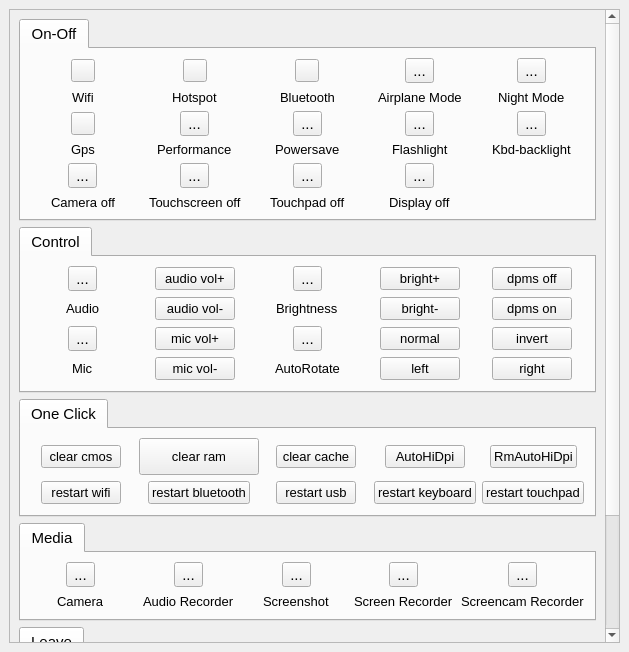
First picture: the form in qwikaccess.ui, repository bollustrado/qwikaccess, before the edit.
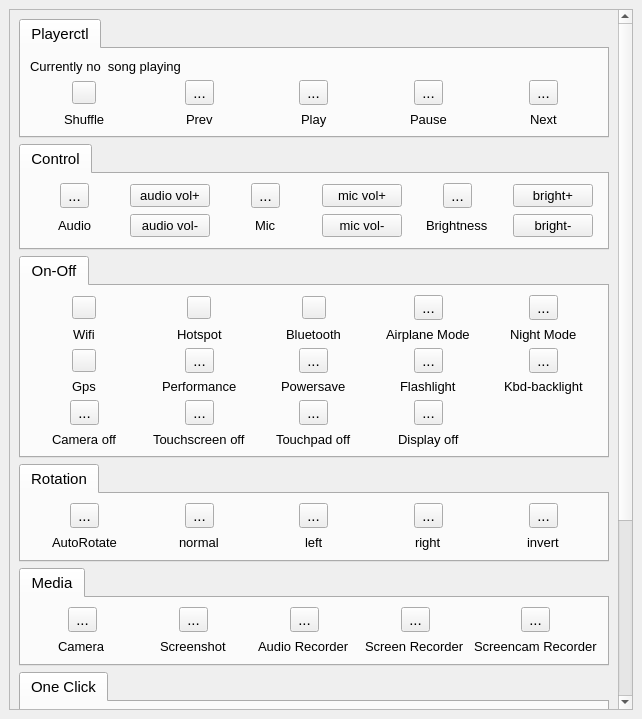
Second picture: the form after the edit. Icons and pictures are not drawn.

Diff of the .ui file:
```diff
--- a/qwikaccess.ui
+++ b/qwikaccess.ui
@@ -6,8 +6,8 @@
    <rect>
     <x>0</x>
     <y>0</y>
-    <width>629</width>
-    <height>652</height>
+    <width>642</width>
+    <height>719</height>
    </rect>
   </property>
   <property name="font">
@@ -29,13 +29,13 @@
        <property name="geometry">
         <rect>
          <x>0</x>
-         <y>-308</y>
-         <width>609</width>
-         <height>940</height>
+         <y>0</y>
+         <width>622</width>
+         <height>1120</height>
         </rect>
        </property>
        <layout class="QGridLayout" name="gridLayout_2">
-        <item row="0" column="0" rowspan="2" colspan="2">
+        <item row="2" column="0">
          <widget class="QTabWidget" name="tabWidget_onoff">
           <property name="currentIndex">
            <number>0</number>
@@ -470,279 +470,139 @@
           </widget>
          </widget>
         </item>
-        <item row="2" column="0" colspan="2">
-         <widget class="QTabWidget" name="tabWidget_control">
+        <item row="0" column="0">
+         <widget class="QTabWidget" name="tabWidget_playerctl">
           <property name="currentIndex">
            <number>0</number>
           </property>
-          <widget class="QWidget" name="tab_control">
+          <widget class="QWidget" name="tab_2">
            <attribute name="title">
-            <string>Control</string>
+            <string>Playerctl</string>
            </attribute>
-           <layout class="QGridLayout" name="gridLayout_4">
-            <item row="0" column="0" alignment="Qt::AlignHCenter">
-             <widget class="QToolButton" name="toolButton_audiomute">
-              <property name="toolTip">
-               <string>&lt;html&gt;&lt;head/&gt;&lt;body&gt;&lt;p&gt;click to mute audio&lt;/p&gt;&lt;/body&gt;&lt;/html&gt;</string>
-              </property>
-              <property name="text">
-               <string>...</string>
-              </property>
-              <property name="icon">
-               <iconset theme="audio-on">
-                <normaloff>.</normaloff>.</iconset>
-              </property>
-              <property name="checkable">
-               <bool>true</bool>
-              </property>
-             </widget>
-            </item>
-            <item row="0" column="1" alignment="Qt::AlignHCenter">
-             <widget class="QPushButton" name="pushButton_audiovolup">
+           <layout class="QGridLayout" name="gridLayout_8">
+            <item row="0" column="0" colspan="5">
+             <widget class="QLabel" name="title">
               <property name="font">
                <font>
                 <pointsize>10</pointsize>
                </font>
               </property>
               <property name="text">
-               <string>audio vol+</string>
-              </property>
-             </widget>
-            </item>
-            <item row="0" column="2" alignment="Qt::AlignHCenter">
-             <widget class="QToolButton" name="toolButton_brightness">
-              <property name="toolTip">
-               <string>&lt;html&gt;&lt;head/&gt;&lt;body&gt;&lt;p&gt;clicking will change brighness to dim(50%) and full(100%)&lt;/p&gt;&lt;/body&gt;&lt;/html&gt;</string>
-              </property>
-              <property name="text">
-               <string>...</string>
-              </property>
-              <property name="icon">
-               <iconset theme="contrast">
-                <normaloff>.</normaloff>.</iconset>
-              </property>
-              <property name="checkable">
-               <bool>true</bool>
-              </property>
-             </widget>
-            </item>
-            <item row="0" column="3" alignment="Qt::AlignHCenter">
-             <widget class="QPushButton" name="pushButton_brightup">
-              <property name="font">
-               <font>
-                <pointsize>10</pointsize>
-               </font>
-              </property>
-              <property name="text">
-               <string>bright+</string>
-              </property>
-             </widget>
-            </item>
-            <item row="0" column="4" alignment="Qt::AlignHCenter">
-             <widget class="QPushButton" name="pushButton_dpmsoff">
-              <property name="font">
-               <font>
-                <pointsize>10</pointsize>
-               </font>
-              </property>
-              <property name="text">
-               <string>dpms off</string>
+               <string>Currently no  song playing</string>
               </property>
              </widget>
             </item>
             <item row="1" column="0" alignment="Qt::AlignHCenter">
-             <widget class="QLabel" name="audiomute">
-              <property name="font">
-               <font>
-                <pointsize>10</pointsize>
-                <weight>50</weight>
-                <bold>false</bold>
-               </font>
+             <widget class="QToolButton" name="toolButton_shuffle">
+              <property name="icon">
+               <iconset theme="media-playlist-shuffle"/>
               </property>
-              <property name="text">
-               <string>Audio</string>
+              <property name="checkable">
+               <bool>true</bool>
               </property>
              </widget>
             </item>
             <item row="1" column="1" alignment="Qt::AlignHCenter">
-             <widget class="QPushButton" name="pushButton_audiovoldown">
-              <property name="font">
-               <font>
-                <pointsize>10</pointsize>
-               </font>
+             <widget class="QToolButton" name="toolButton_prev">
+              <property name="text">
+               <string>...</string>
               </property>
+              <property name="icon">
+               <iconset theme="media-skip-backward">
+                <normaloff>.</normaloff>.</iconset>
+              </property>
+             </widget>
+            </item>
+            <item row="1" column="2" alignment="Qt::AlignHCenter">
+             <widget class="QToolButton" name="toolButton_play">
               <property name="text">
-               <string>audio vol-</string>
+               <string>...</string>
+              </property>
+              <property name="icon">
+               <iconset theme="media-playback-start">
+                <normaloff>.</normaloff>.</iconset>
               </property>
              </widget>
             </item>
             <item row="1" column="3" alignment="Qt::AlignHCenter">
-             <widget class="QPushButton" name="pushButton_brightdown">
-              <property name="font">
-               <font>
-                <pointsize>10</pointsize>
-               </font>
-              </property>
+             <widget class="QToolButton" name="toolButton_pause">
               <property name="text">
-               <string>bright-</string>
+               <string>...</string>
+              </property>
+              <property name="icon">
+               <iconset theme="media-playback-pause">
+                <normaloff>.</normaloff>.</iconset>
               </property>
              </widget>
             </item>
             <item row="1" column="4" alignment="Qt::AlignHCenter">
-             <widget class="QPushButton" name="pushButton_dpmson">
-              <property name="font">
-               <font>
-                <pointsize>10</pointsize>
-               </font>
-              </property>
+             <widget class="QToolButton" name="toolButton_next">
               <property name="text">
-               <string>dpms on</string>
+               <string>...</string>
+              </property>
+              <property name="icon">
+               <iconset theme="media-skip-forward">
+                <normaloff>.</normaloff>.</iconset>
               </property>
              </widget>
             </item>
             <item row="2" column="0" alignment="Qt::AlignHCenter">
-             <widget class="QToolButton" name="toolButton_micmute">
-              <property name="toolTip">
-               <string>&lt;html&gt;&lt;head/&gt;&lt;body&gt;&lt;p&gt;click to mute mic&lt;/p&gt;&lt;/body&gt;&lt;/html&gt;</string>
+             <widget class="QLabel" name="stop">
+              <property name="font">
+               <font>
+                <pointsize>10</pointsize>
+               </font>
               </property>
               <property name="text">
-               <string>...</string>
-              </property>
-              <property name="icon">
-               <iconset theme="mic-on">
-                <normaloff>.</normaloff>.</iconset>
-              </property>
-              <property name="checkable">
-               <bool>true</bool>
+               <string>Shuffle</string>
               </property>
              </widget>
             </item>
             <item row="2" column="1" alignment="Qt::AlignHCenter">
-             <widget class="QPushButton" name="pushButton_micvolup">
+             <widget class="QLabel" name="prev">
               <property name="font">
                <font>
                 <pointsize>10</pointsize>
                </font>
               </property>
               <property name="text">
-               <string>mic vol+</string>
+               <string>Prev</string>
               </property>
              </widget>
             </item>
             <item row="2" column="2" alignment="Qt::AlignHCenter">
-             <widget class="QToolButton" name="toolButton_rotate">
-              <property name="toolTip">
-               <string>&lt;html&gt;&lt;head/&gt;&lt;body&gt;&lt;p&gt;enable/disable autorotate&lt;/p&gt;&lt;/body&gt;&lt;/html&gt;</string>
+             <widget class="QLabel" name="play">
+              <property name="font">
+               <font>
+                <pointsize>10</pointsize>
+               </font>
               </property>
               <property name="text">
-               <string>...</string>
-              </property>
-              <property name="icon">
-               <iconset theme="transform-rotate">
-                <normaloff>.</normaloff>.</iconset>
-              </property>
-              <property name="checkable">
-               <bool>true</bool>
+               <string>Play</string>
               </property>
              </widget>
             </item>
             <item row="2" column="3" alignment="Qt::AlignHCenter">
-             <widget class="QPushButton" name="pushButton_rotatenormal">
+             <widget class="QLabel" name="pause">
               <property name="font">
                <font>
                 <pointsize>10</pointsize>
                </font>
               </property>
               <property name="text">
-               <string>normal</string>
+               <string>Pause</string>
               </property>
              </widget>
             </item>
             <item row="2" column="4" alignment="Qt::AlignHCenter">
-             <widget class="QPushButton" name="pushButton_rotateinvert">
+             <widget class="QLabel" name="next">
               <property name="font">
                <font>
                 <pointsize>10</pointsize>
                </font>
               </property>
               <property name="text">
-               <string>invert</string>
-              </property>
-             </widget>
-            </item>
-            <item row="3" column="0" alignment="Qt::AlignHCenter">
-             <widget class="QLabel" name="micmute">
-              <property name="font">
-               <font>
-                <pointsize>10</pointsize>
-                <weight>50</weight>
-                <bold>false</bold>
-               </font>
-              </property>
-              <property name="text">
-               <string>Mic</string>
-              </property>
-             </widget>
-            </item>
-            <item row="3" column="1" alignment="Qt::AlignHCenter">
-             <widget class="QPushButton" name="pushButton_micvoldown">
-              <property name="font">
-               <font>
-                <pointsize>10</pointsize>
-               </font>
-              </property>
-              <property name="text">
-               <string>mic vol-</string>
-              </property>
-             </widget>
-            </item>
-            <item row="3" column="2" alignment="Qt::AlignHCenter">
-             <widget class="QLabel" name="rotate">
-              <property name="font">
-               <font>
-                <pointsize>10</pointsize>
-                <weight>50</weight>
-                <bold>false</bold>
-               </font>
-              </property>
-              <property name="text">
-               <string>AutoRotate</string>
-              </property>
-             </widget>
-            </item>
-            <item row="3" column="3" alignment="Qt::AlignHCenter">
-             <widget class="QPushButton" name="pushButton_rotateleft">
-              <property name="font">
-               <font>
-                <pointsize>10</pointsize>
-               </font>
-              </property>
-              <property name="text">
-               <string>left</string>
-              </property>
-             </widget>
-            </item>
-            <item row="3" column="4" alignment="Qt::AlignHCenter">
-             <widget class="QPushButton" name="pushButton_rotateright">
-              <property name="font">
-               <font>
-                <pointsize>10</pointsize>
-               </font>
-              </property>
-              <property name="text">
-               <string>right</string>
-              </property>
-             </widget>
-            </item>
-            <item row="1" column="2" alignment="Qt::AlignHCenter">
-             <widget class="QLabel" name="brightness">
-              <property name="font">
-               <font>
-                <pointsize>10</pointsize>
-               </font>
-              </property>
-              <property name="text">
-               <string>Brightness</string>
+               <string>Next</string>
               </property>
              </widget>
             </item>
@@ -750,7 +610,7 @@
           </widget>
          </widget>
         </item>
-        <item row="3" column="0" colspan="2">
+        <item row="9" column="0">
          <widget class="QTabWidget" name="tabWidget_oneclick">
           <property name="currentIndex">
            <number>0</number>
@@ -914,7 +774,7 @@
           </widget>
          </widget>
         </item>
-        <item row="4" column="0" colspan="2">
+        <item row="5" column="0">
          <widget class="QTabWidget" name="tabWidget_media">
           <property name="currentIndex">
            <number>0</number>
@@ -924,7 +784,7 @@
             <string>Media</string>
            </attribute>
            <layout class="QGridLayout" name="gridLayout_3">
-            <item row="2" column="2" alignment="Qt::AlignHCenter">
+            <item row="6" column="1" alignment="Qt::AlignHCenter">
              <widget class="QLabel" name="screenshot">
               <property name="font">
                <font>
@@ -938,21 +798,21 @@
               </property>
              </widget>
             </item>
-            <item row="2" column="4" alignment="Qt::AlignHCenter">
-             <widget class="QLabel" name="screencam">
-              <property name="font">
-               <font>
-                <pointsize>10</pointsize>
-                <weight>50</weight>
-                <bold>false</bold>
-               </font>
-              </property>
+            <item row="5" column="1" alignment="Qt::AlignHCenter">
+             <widget class="QToolButton" name="toolButton_screenshot">
               <property name="text">
-               <string>Screencam Recorder</string>
+               <string>...</string>
+              </property>
+              <property name="icon">
+               <iconset theme="edit-cut">
+                <normaloff>.</normaloff>.</iconset>
+              </property>
+              <property name="checkable">
+               <bool>false</bool>
               </property>
              </widget>
             </item>
-            <item row="2" column="3" alignment="Qt::AlignHCenter">
+            <item row="6" column="3" alignment="Qt::AlignHCenter">
              <widget class="QLabel" name="screenrecorder">
               <property name="font">
                <font>
@@ -966,7 +826,21 @@
               </property>
              </widget>
             </item>
-            <item row="0" column="3" alignment="Qt::AlignHCenter">
+            <item row="5" column="4" alignment="Qt::AlignHCenter">
+             <widget class="QToolButton" name="toolButton_screencam">
+              <property name="text">
+               <string>...</string>
+              </property>
+              <property name="icon">
+               <iconset theme="camera-web">
+                <normaloff>.</normaloff>.</iconset>
+              </property>
+              <property name="checkable">
+               <bool>true</bool>
+              </property>
+             </widget>
+            </item>
+            <item row="5" column="3" alignment="Qt::AlignHCenter">
              <widget class="QToolButton" name="toolButton_screenrecorder">
               <property name="text">
                <string>...</string>
@@ -980,21 +854,7 @@
               </property>
              </widget>
             </item>
-            <item row="2" column="0" alignment="Qt::AlignHCenter">
-             <widget class="QLabel" name="camera">
-              <property name="font">
-               <font>
-                <pointsize>10</pointsize>
-                <weight>50</weight>
-                <bold>false</bold>
-               </font>
-              </property>
-              <property name="text">
-               <string>Camera</string>
-              </property>
-             </widget>
-            </item>
-            <item row="0" column="1" alignment="Qt::AlignHCenter">
+            <item row="5" column="2" alignment="Qt::AlignHCenter">
              <widget class="QToolButton" name="toolButton_audiorecorder">
               <property name="text">
                <string>...</string>
@@ -1008,21 +868,7 @@
               </property>
              </widget>
             </item>
-            <item row="0" column="4" alignment="Qt::AlignHCenter">
-             <widget class="QToolButton" name="toolButton_screencam">
-              <property name="text">
-               <string>...</string>
-              </property>
-              <property name="icon">
-               <iconset theme="camera-web">
-                <normaloff>.</normaloff>.</iconset>
-              </property>
-              <property name="checkable">
-               <bool>true</bool>
-              </property>
-             </widget>
-            </item>
-            <item row="0" column="0" alignment="Qt::AlignHCenter">
+            <item row="5" column="0" alignment="Qt::AlignHCenter">
              <widget class="QToolButton" name="toolButton_camera">
               <property name="text">
                <string>...</string>
@@ -1036,7 +882,7 @@
               </property>
              </widget>
             </item>
-            <item row="2" column="1" alignment="Qt::AlignHCenter">
+            <item row="6" column="2" alignment="Qt::AlignHCenter">
              <widget class="QLabel" name="audiorecorder">
               <property name="font">
                <font>
@@ -1050,17 +896,31 @@
               </property>
              </widget>
             </item>
-            <item row="0" column="2" alignment="Qt::AlignHCenter">
-             <widget class="QToolButton" name="toolButton_screenshot">
+            <item row="6" column="0" alignment="Qt::AlignHCenter">
+             <widget class="QLabel" name="camera">
+              <property name="font">
+               <font>
+                <pointsize>10</pointsize>
+                <weight>50</weight>
+                <bold>false</bold>
+               </font>
+              </property>
               <property name="text">
-               <string>...</string>
+               <string>Camera</string>
               </property>
-              <property name="icon">
-               <iconset theme="edit-cut">
-                <normaloff>.</normaloff>.</iconset>
+             </widget>
+            </item>
+            <item row="6" column="4" alignment="Qt::AlignHCenter">
+             <widget class="QLabel" name="screencam">
+              <property name="font">
+               <font>
+                <pointsize>10</pointsize>
+                <weight>50</weight>
+                <bold>false</bold>
+               </font>
               </property>
-              <property name="checkable">
-               <bool>false</bool>
+              <property name="text">
+               <string>Screencam Recorder</string>
               </property>
              </widget>
             </item>
@@ -1068,7 +928,7 @@
           </widget>
          </widget>
         </item>
-        <item row="5" column="0" colspan="2">
+        <item row="11" column="0">
          <widget class="QTabWidget" name="tabWidget_leave">
           <property name="currentIndex">
            <number>0</number>
@@ -1305,6 +1165,310 @@
           </widget>
          </widget>
         </item>
+        <item row="1" column="0">
+         <widget class="QTabWidget" name="tabWidget_control">
+          <property name="currentIndex">
+           <number>0</number>
+          </property>
+          <widget class="QWidget" name="tab_control">
+           <attribute name="title">
+            <string>Control</string>
+           </attribute>
+           <layout class="QGridLayout" name="gridLayout_4">
+            <item row="3" column="4" alignment="Qt::AlignHCenter">
+             <widget class="QLabel" name="micmute">
+              <property name="font">
+               <font>
+                <pointsize>10</pointsize>
+                <weight>50</weight>
+                <bold>false</bold>
+               </font>
+              </property>
+              <property name="text">
+               <string>Mic</string>
+              </property>
+             </widget>
+            </item>
+            <item row="2" column="4" alignment="Qt::AlignHCenter">
+             <widget class="QToolButton" name="toolButton_micmute">
+              <property name="toolTip">
+               <string>&lt;html&gt;&lt;head/&gt;&lt;body&gt;&lt;p&gt;click to mute mic&lt;/p&gt;&lt;/body&gt;&lt;/html&gt;</string>
+              </property>
+              <property name="text">
+               <string>...</string>
+              </property>
+              <property name="icon">
+               <iconset theme="mic-on">
+                <normaloff>.</normaloff>.</iconset>
+              </property>
+              <property name="checkable">
+               <bool>true</bool>
+              </property>
+             </widget>
+            </item>
+            <item row="2" column="5" alignment="Qt::AlignHCenter">
+             <widget class="QPushButton" name="pushButton_micvolup">
+              <property name="font">
+               <font>
+                <pointsize>10</pointsize>
+               </font>
+              </property>
+              <property name="text">
+               <string>mic vol+</string>
+              </property>
+             </widget>
+            </item>
+            <item row="2" column="3" alignment="Qt::AlignHCenter">
+             <widget class="QPushButton" name="pushButton_audiovolup">
+              <property name="font">
+               <font>
+                <pointsize>10</pointsize>
+               </font>
+              </property>
+              <property name="text">
+               <string>audio vol+</string>
+              </property>
+             </widget>
+            </item>
+            <item row="3" column="3" alignment="Qt::AlignHCenter">
+             <widget class="QPushButton" name="pushButton_audiovoldown">
+              <property name="font">
+               <font>
+                <pointsize>10</pointsize>
+               </font>
+              </property>
+              <property name="text">
+               <string>audio vol-</string>
+              </property>
+             </widget>
+            </item>
+            <item row="2" column="2" alignment="Qt::AlignHCenter">
+             <widget class="QToolButton" name="toolButton_audiomute">
+              <property name="toolTip">
+               <string>&lt;html&gt;&lt;head/&gt;&lt;body&gt;&lt;p&gt;click to mute audio&lt;/p&gt;&lt;/body&gt;&lt;/html&gt;</string>
+              </property>
+              <property name="text">
+               <string>...</string>
+              </property>
+              <property name="icon">
+               <iconset theme="audio-on">
+                <normaloff>.</normaloff>.</iconset>
+              </property>
+              <property name="checkable">
+               <bool>true</bool>
+              </property>
+             </widget>
+            </item>
+            <item row="3" column="6" alignment="Qt::AlignHCenter">
+             <widget class="QLabel" name="brightness">
+              <property name="font">
+               <font>
+                <pointsize>10</pointsize>
+               </font>
+              </property>
+              <property name="text">
+               <string>Brightness</string>
+              </property>
+             </widget>
+            </item>
+            <item row="3" column="2" alignment="Qt::AlignHCenter">
+             <widget class="QLabel" name="audiomute">
+              <property name="font">
+               <font>
+                <pointsize>10</pointsize>
+                <weight>50</weight>
+                <bold>false</bold>
+               </font>
+              </property>
+              <property name="text">
+               <string>Audio</string>
+              </property>
+             </widget>
+            </item>
+            <item row="3" column="5" alignment="Qt::AlignHCenter">
+             <widget class="QPushButton" name="pushButton_micvoldown">
+              <property name="font">
+               <font>
+                <pointsize>10</pointsize>
+               </font>
+              </property>
+              <property name="text">
+               <string>mic vol-</string>
+              </property>
+             </widget>
+            </item>
+            <item row="2" column="6" alignment="Qt::AlignHCenter">
+             <widget class="QToolButton" name="toolButton_brightness">
+              <property name="toolTip">
+               <string>&lt;html&gt;&lt;head/&gt;&lt;body&gt;&lt;p&gt;clicking will change brighness to dim(50%) and full(100%)&lt;/p&gt;&lt;/body&gt;&lt;/html&gt;</string>
+              </property>
+              <property name="text">
+               <string>...</string>
+              </property>
+              <property name="icon">
+               <iconset theme="contrast">
+                <normaloff>.</normaloff>.</iconset>
+              </property>
+              <property name="checkable">
+               <bool>true</bool>
+              </property>
+             </widget>
+            </item>
+            <item row="2" column="7" alignment="Qt::AlignHCenter">
+             <widget class="QPushButton" name="pushButton_brightup">
+              <property name="font">
+               <font>
+                <pointsize>10</pointsize>
+               </font>
+              </property>
+              <property name="text">
+               <string>bright+</string>
+              </property>
+             </widget>
+            </item>
+            <item row="3" column="7" alignment="Qt::AlignHCenter">
+             <widget class="QPushButton" name="pushButton_brightdown">
+              <property name="font">
+               <font>
+                <pointsize>10</pointsize>
+               </font>
+              </property>
+              <property name="text">
+               <string>bright-</string>
+              </property>
+             </widget>
+            </item>
+           </layout>
+          </widget>
+         </widget>
+        </item>
+        <item row="3" column="0">
+         <widget class="QTabWidget" name="tabwidget_rotation">
+          <property name="currentIndex">
+           <number>0</number>
+          </property>
+          <widget class="QWidget" name="tab">
+           <attribute name="title">
+            <string>Rotation</string>
+           </attribute>
+           <layout class="QGridLayout" name="gridLayout_7">
+            <item row="1" column="6" alignment="Qt::AlignHCenter">
+             <widget class="QLabel" name="invert">
+              <property name="font">
+               <font>
+                <pointsize>10</pointsize>
+               </font>
+              </property>
+              <property name="text">
+               <string>invert</string>
+              </property>
+             </widget>
+            </item>
+            <item row="0" column="5" alignment="Qt::AlignHCenter">
+             <widget class="QToolButton" name="toolButton_rotateright">
+              <property name="text">
+               <string>...</string>
+              </property>
+              <property name="icon">
+               <iconset theme="object-rotate-right"/>
+              </property>
+             </widget>
+            </item>
+            <item row="1" column="0" alignment="Qt::AlignHCenter">
+             <widget class="QLabel" name="autorotate">
+              <property name="font">
+               <font>
+                <pointsize>10</pointsize>
+               </font>
+              </property>
+              <property name="text">
+               <string>AutoRotate</string>
+              </property>
+             </widget>
+            </item>
+            <item row="1" column="2" alignment="Qt::AlignHCenter">
+             <widget class="QLabel" name="left">
+              <property name="font">
+               <font>
+                <pointsize>10</pointsize>
+               </font>
+              </property>
+              <property name="text">
+               <string>left</string>
+              </property>
+             </widget>
+            </item>
+            <item row="0" column="2" alignment="Qt::AlignHCenter">
+             <widget class="QToolButton" name="toolButton_rotateleft">
+              <property name="text">
+               <string>...</string>
+              </property>
+              <property name="icon">
+               <iconset theme="object-rotate-left"/>
+              </property>
+             </widget>
+            </item>
+            <item row="1" column="5" alignment="Qt::AlignHCenter">
+             <widget class="QLabel" name="right">
+              <property name="font">
+               <font>
+                <pointsize>10</pointsize>
+               </font>
+              </property>
+              <property name="text">
+               <string>right</string>
+              </property>
+             </widget>
+            </item>
+            <item row="0" column="0" alignment="Qt::AlignHCenter">
+             <widget class="QToolButton" name="toolButton_autorotate">
+              <property name="text">
+               <string>...</string>
+              </property>
+              <property name="icon">
+               <iconset theme="image-rotate-symbolic"/>
+              </property>
+              <property name="checkable">
+               <bool>true</bool>
+              </property>
+             </widget>
+            </item>
+            <item row="0" column="6" alignment="Qt::AlignHCenter">
+             <widget class="QToolButton" name="toolButton_rotateinvert">
+              <property name="text">
+               <string>...</string>
+              </property>
+              <property name="icon">
+               <iconset theme="transform-rotate"/>
+              </property>
+             </widget>
+            </item>
+            <item row="0" column="1" alignment="Qt::AlignHCenter">
+             <widget class="QToolButton" name="toolButton_rotatenormal">
+              <property name="text">
+               <string>...</string>
+              </property>
+              <property name="icon">
+               <iconset theme="transform-rotate"/>
+              </property>
+             </widget>
+            </item>
+            <item row="1" column="1" alignment="Qt::AlignHCenter">
+             <widget class="QLabel" name="normal">
+              <property name="font">
+               <font>
+                <pointsize>10</pointsize>
+               </font>
+              </property>
+              <property name="text">
+               <string>normal</string>
+              </property>
+             </widget>
+            </item>
+           </layout>
+          </widget>
+         </widget>
+        </item>
        </layout>
       </widget>
      </widget>
```
Left out of the diff: 204 changed lines with no effect on the pictures.
